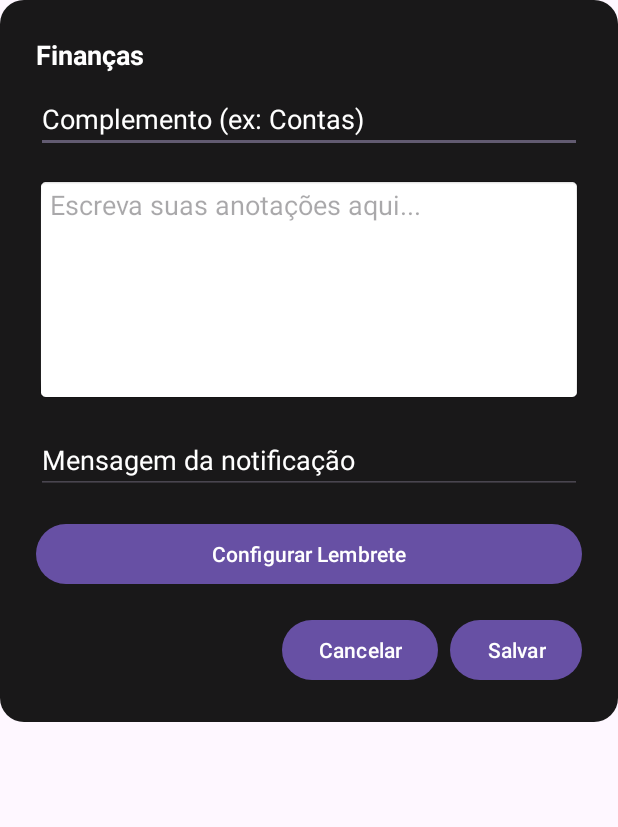
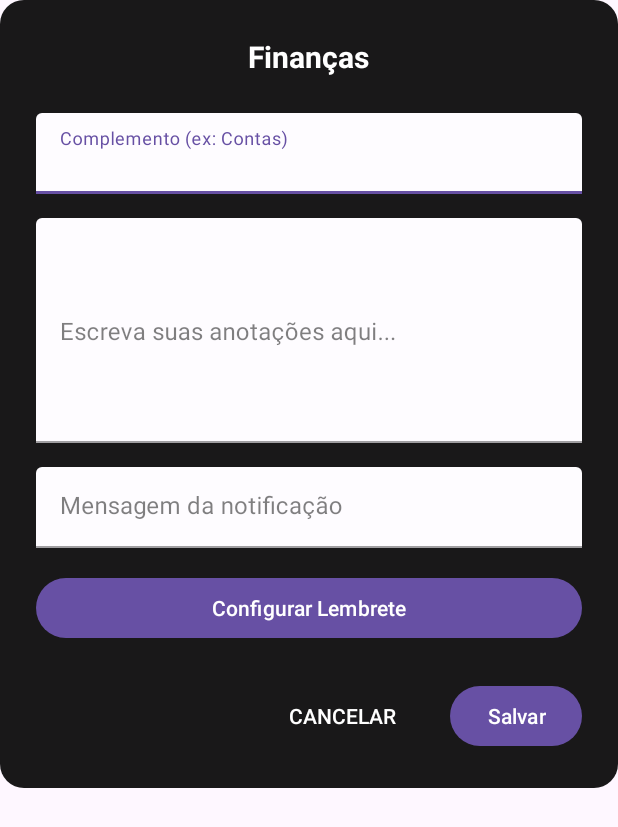
Before and after one commit to gusthas/HAM---TCC, an Android app: the layout dialog_editar_bloco.xml on its own in the app's theme, with its tools: preview values and no code run, on a phone screen of 412 x 824 dp. Shown: the top 827 px of the screen. Run offline under Robolectric (Android 15) with nearby library versions, the phone set to English and light mode, and no system bars.

Commit message:
tcc ok 18/08 anot

```diff
--- a/app/src/main/java/com/apol/myapplication/NotesDao.kt
+++ b/app/src/main/java/com/apol/myapplication/NotesDao.kt
@@ -32,4 +32,10 @@ interface NotesDao {
 
     @Query("SELECT * FROM blocos WHERE userOwnerEmail = :email")
     fun getBlocosByUser(email: String): Flow<List<Bloco>>
+
+    @Query("SELECT * FROM notes WHERE userOwnerEmail = :email ORDER BY lastModified DESC")
+    suspend fun getNotesByUserNow(email: String): List<Note>
+
+    @Query("SELECT * FROM blocos WHERE userOwnerEmail = :email")
+    suspend fun getBlocosByUserNow(email: String): List<Bloco>
 }
--- a/app/src/main/res/layout/dialog_editar_bloco.xml
+++ b/app/src/main/res/layout/dialog_editar_bloco.xml
@@ -1,51 +1,82 @@
 <?xml version="1.0" encoding="utf-8"?>
 <ScrollView xmlns:android="http://schemas.android.com/apk/res/android"
+    xmlns:app="http://schemas.android.com/apk/res-auto"
     android:layout_width="match_parent"
     android:layout_height="wrap_content"
-    android:padding="24dp"
-    android:background="@drawable/rounded_escuro">
+    android:fillViewport="true"
+    android:overScrollMode="never">
 
     <LinearLayout
+        android:layout_width="match_parent"
+        android:layout_height="wrap_content"
         android:orientation="vertical"
-        android:layout_width="match_parent"
-        android:layout_height="wrap_content">
+        android:background="@drawable/rounded_escuro"
+        android:padding="24dp">
 
         <TextView
             android:id="@+id/titulo_bloco"
             android:layout_width="wrap_content"
             android:layout_height="wrap_content"
             android:text="Finanças"
-            android:textSize="18sp"
+            android:textSize="20sp"
             android:textStyle="bold"
-            android:textColor="@color/white" />
+            android:textColor="@color/white"
+            android:layout_gravity="center_horizontal"
+            android:layout_marginBottom="24dp"/>
 
-        <EditText
-            android:id="@+id/input_subtitulo"
+        <!-- Campo Complemento -->
+        <com.google.android.material.textfield.TextInputLayout
+            style="@style/Widget.MaterialComponents.TextInputLayout.FilledBox.Dense"
             android:layout_width="match_parent"
             android:layout_height="wrap_content"
             android:hint="Complemento (ex: Contas)"
-            android:textColorHint="@color/white"
-            android:inputType="text"
-            android:layout_marginTop="8dp" />
+            android:textColorHint="#80000000"
+            app:boxBackgroundColor="#B3FFFFFF">
 
-        <EditText
-            android:id="@+id/input_anotacoes"
-            android:layout_width="match_parent"
-            android:layout_height="150dp"
-            android:hint="Escreva suas anotações aqui..."
-            android:gravity="top"
-            android:inputType="textMultiLine"
-            android:background="@android:drawable/editbox_background"
-            android:layout_marginTop="16dp" />
+            <com.google.android.material.textfield.TextInputEditText
+                android:id="@+id/input_subtitulo"
+                android:layout_width="match_parent"
+                android:layout_height="wrap_content"
+                android:inputType="textCapSentences"
+                android:textColor="@android:color/black"/>
+        </com.google.android.material.textfield.TextInputLayout>
 
-        <EditText
-            android:id="@+id/input_mensagem_notificacao"
+        <!-- Campo de Anotações -->
+        <com.google.android.material.textfield.TextInputLayout
+            style="@style/Widget.MaterialComponents.TextInputLayout.FilledBox.Dense"
             android:layout_width="match_parent"
             android:layout_height="wrap_content"
+            android:layout_marginTop="16dp"
+            android:hint="Escreva suas anotações aqui..."
+            android:textColorHint="#80000000"
+            app:boxBackgroundColor="#B3FFFFFF">
+
+            <com.google.android.material.textfield.TextInputEditText
+                android:id="@+id/input_anotacoes"
+                android:layout_width="match_parent"
+                android:layout_height="150dp"
+                android:gravity="top"
+                android:inputType="textMultiLine|textCapSentences"
+                android:textColor="@android:color/black"/>
+        </com.google.android.material.textfield.TextInputLayout>
+
+        <!-- Campo Mensagem da Notificação -->
+        <com.google.android.material.textfield.TextInputLayout
+            style="@style/Widget.MaterialComponents.TextInputLayout.FilledBox.Dense"
+            android:layout_width="match_parent"
+            android:layout_height="wrap_content"
+            android:layout_marginTop="16dp"
             android:hint="Mensagem da notificação"
-            android:textColorHint="@color/white"
-            android:inputType="text"
-            android:layout_marginTop="16dp" />
+            android:textColorHint="#80000000"
+            app:boxBackgroundColor="#B3FFFFFF">
+
+            <com.google.android.material.textfield.TextInputEditText
+                android:id="@+id/input_mensagem_notificacao"
+                android:layout_width="match_parent"
+                android:layout_height="wrap_content"
+                android:inputType="textCapSentences"
+                android:textColor="@android:color/black"/>
+        </com.google.android.material.textfield.TextInputLayout>
 
         <Button
             android:id="@+id/btn_configurar_lembrete"
@@ -54,25 +85,28 @@
             android:text="Configurar Lembrete"
             android:layout_marginTop="16dp" />
 
+        <!-- Botões de Ação -->
         <LinearLayout
             android:layout_width="match_parent"
             android:layout_height="wrap_content"
             android:orientation="horizontal"
-            android:gravity="end"
-            android:layout_marginTop="16dp">
+            android:layout_marginTop="24dp"
+            android:gravity="end">
 
             <Button
                 android:id="@+id/botao_cancelar"
+                style="?android:attr/borderlessButtonStyle"
                 android:layout_width="wrap_content"
                 android:layout_height="wrap_content"
-                android:text="Cancelar" />
+                android:text="Cancelar"
+                android:textColor="@android:color/white"/>
 
             <Button
                 android:id="@+id/botao_salvar"
                 android:layout_width="wrap_content"
                 android:layout_height="wrap_content"
                 android:text="Salvar"
-                android:layout_marginStart="8dp" />
+                android:layout_marginStart="12dp" />
         </LinearLayout>
     </LinearLayout>
 </ScrollView>
--- a/app/src/main/res/layout/item_bloco.xml
+++ b/app/src/main/res/layout/item_bloco.xml
@@ -1,6 +1,6 @@
 <?xml version="1.0" encoding="utf-8"?>
 <LinearLayout xmlns:android="http://schemas.android.com/apk/res/android"
-    android:id="@+id/item_bloco_layout"
+    android:id="@+id/item_bloco_container"
     android:layout_width="match_parent"
     android:layout_height="wrap_content"
     android:orientation="horizontal"
```
Also changed, not shown: app/src/main/java/com/apol/myapplication/BlocosAdapter.kt (+7 -8 lines), app/src/main/java/com/apol/myapplication/NotesViewModel.kt (+26 -18 lines), app/src/main/java/com/apol/myapplication/anotacoes.kt (+64 -46 lines).
